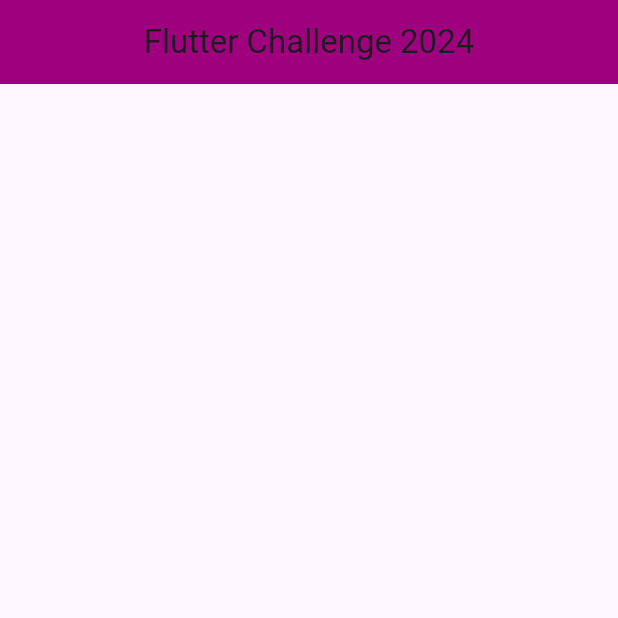
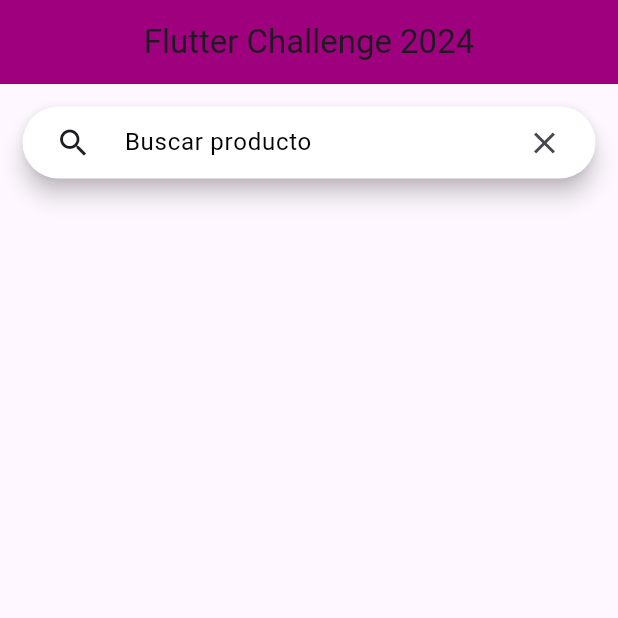
Before and after one commit to laubrener/banana_challenge, a Flutter app: the screen it shows after launch, on a phone screen of 412 x 824 dp, the top half of it. Run offline on Flutter 3.47's test engine with Material 3 defaults, Android fonts, the phone set to English and light mode, and no system bars; network calls fail.

Commit message:
getProductsByQuery

```diff
--- a/lib/models/products_model.dart
+++ b/lib/models/products_model.dart
@@ -42,7 +42,7 @@
   final int? id;
   final String? title;
   final String? description;
-  final Category? category;
+  final String? category;
   final double? price;
   final double? discountPercentage;
   final double? rating;
@@ -54,9 +54,9 @@
   final Dimensions? dimensions;
   final String? warrantyInformation;
   final String? shippingInformation;
-  final AvailabilityStatus? availabilityStatus;
+  final String? availabilityStatus;
   final List<Review>? reviews;
-  final ReturnPolicy? returnPolicy;
+  final String? returnPolicy;
   final int? minimumOrderQuantity;
   final Meta? meta;
   final List<String>? images;
@@ -95,7 +95,7 @@
         id: json["id"],
         title: json["title"],
         description: json["description"],
-        category: categoryValues.map[json["category"]]!,
+        category: json["category"],
         price: json["price"]?.toDouble(),
         discountPercentage: json["discountPercentage"]?.toDouble(),
         rating: json["rating"]?.toDouble(),
@@ -111,13 +111,12 @@
             : Dimensions.fromJson(json["dimensions"]),
         warrantyInformation: json["warrantyInformation"],
         shippingInformation: json["shippingInformation"],
-        availabilityStatus:
-            availabilityStatusValues.map[json["availabilityStatus"]]!,
+        availabilityStatus: json["availabilityStatus"],
         reviews: json["reviews"] == null
             ? []
             : List<Review>.from(
                 json["reviews"]!.map((x) => Review.fromJson(x))),
-        returnPolicy: returnPolicyValues.map[json["returnPolicy"]]!,
+        returnPolicy: json["returnPolicy"],
         minimumOrderQuantity: json["minimumOrderQuantity"],
         meta: json["meta"] == null ? null : Meta.fromJson(json["meta"]),
         images: json["images"] == null
@@ -130,7 +129,7 @@
         "id": id,
         "title": title,
         "description": description,
-        "category": categoryValues.reverse[category],
+        "category": category,
         "price": price,
         "discountPercentage": discountPercentage,
         "rating": rating,
@@ -142,12 +141,11 @@
         "dimensions": dimensions?.toJson(),
         "warrantyInformation": warrantyInformation,
         "shippingInformation": shippingInformation,
-        "availabilityStatus":
-            availabilityStatusValues.reverse[availabilityStatus],
+        "availabilityStatus": availabilityStatus,
         "reviews": reviews == null
             ? []
             : List<dynamic>.from(reviews!.map((x) => x.toJson())),
-        "returnPolicy": returnPolicyValues.reverse[returnPolicy],
+        "returnPolicy": returnPolicy,
         "minimumOrderQuantity": minimumOrderQuantity,
         "meta": meta?.toJson(),
         "images":
@@ -155,22 +153,6 @@
         "thumbnail": thumbnail,
       };
 }
-
-enum AvailabilityStatus { IN_STOCK, LOW_STOCK }
-
-final availabilityStatusValues = EnumValues({
-  "In Stock": AvailabilityStatus.IN_STOCK,
-  "Low Stock": AvailabilityStatus.LOW_STOCK
-});
-
-enum Category { BEAUTY, FRAGRANCES, FURNITURE, GROCERIES }
-
-final categoryValues = EnumValues({
-  "beauty": Category.BEAUTY,
-  "fragrances": Category.FRAGRANCES,
-  "furniture": Category.FURNITURE,
-  "groceries": Category.GROCERIES
-});
 
 class Dimensions {
   final double? width;
@@ -237,22 +219,6 @@
       };
 }
 
-enum ReturnPolicy {
-  NO_RETURN_POLICY,
-  THE_30_DAYS_RETURN_POLICY,
-  THE_60_DAYS_RETURN_POLICY,
-  THE_7_DAYS_RETURN_POLICY,
-  THE_90_DAYS_RETURN_POLICY
-}
-
-final returnPolicyValues = EnumValues({
-  "No return policy": ReturnPolicy.NO_RETURN_POLICY,
-  "30 days return policy": ReturnPolicy.THE_30_DAYS_RETURN_POLICY,
-  "60 days return policy": ReturnPolicy.THE_60_DAYS_RETURN_POLICY,
-  "7 days return policy": ReturnPolicy.THE_7_DAYS_RETURN_POLICY,
-  "90 days return policy": ReturnPolicy.THE_90_DAYS_RETURN_POLICY
-});
-
 class Review {
   final int? rating;
   final String? comment;
--- a/lib/pages/home_page.dart
+++ b/lib/pages/home_page.dart
@@ -1,8 +1,8 @@
-import 'package:banana_challenge/models/products_model.dart';
-import 'package:banana_challenge/pages/product_detail_page.dart';
-import 'package:banana_challenge/services/product_service.dart';
 import 'package:flutter/material.dart';
 import 'package:provider/provider.dart';
+import 'package:banana_challenge/pages/product_detail_page.dart';
+import 'package:banana_challenge/models/products_model.dart';
+import 'package:banana_challenge/services/product_service.dart';
 
 class HomePage extends StatefulWidget {
   const HomePage({Key? key}) : super(key: key);
@@ -13,11 +13,16 @@
 
 class _HomePageState extends State<HomePage> with TickerProviderStateMixin {
   ProductService productService = ProductService();
+  TextEditingController searchCtrl = TextEditingController();
+  List<Product>? products = [];
+  String query = '';
+  bool isEmpty = false;
 
   @override
   void initState() {
     productService = Provider.of<ProductService>(context, listen: false);
     _loadProducts();
+
     super.initState();
   }
 
@@ -27,24 +32,80 @@
     super.dispose();
   }
 
-  void _loadProducts() async {
+  Future<void> _loadProducts() async {
     await productService.getProducts();
+    products = productService.productsList;
+    query = '';
+    isEmpty = false;
     setState(() {});
   }
 
   @override
   Widget build(BuildContext context) {
-    List<Product>? products = productService.productsList;
     return Scaffold(
       appBar: AppBar(
         title: const Text('Flutter Challenge 2024'),
         centerTitle: true,
       ),
-      body: ListView.builder(
-        itemCount: products?.length,
-        itemBuilder: (context, i) {
-          return Card(product: products![i]);
-        },
+      body: Column(
+        children: [
+          Padding(
+            padding: const EdgeInsets.all(15),
+            child: SearchBar(
+              padding: const MaterialStatePropertyAll(
+                  EdgeInsets.symmetric(horizontal: 10)),
+              controller: searchCtrl,
+              hintText: 'Buscar producto',
+              leading: IconButton(
+                icon: const Icon(Icons.search_outlined),
+                onPressed: () async {
+                  await Provider.of<ProductService>(context, listen: false)
+                      .getProductsByQuery(searchCtrl.text);
+                  products = productService.productsSearchList;
+                  if (products!.isEmpty) {
+                    isEmpty = true;
+                    query = searchCtrl.text;
+                  }
+                  searchCtrl.text = '';
+                  setState(() {});
+                },
+              ),
+              trailing: [
+                IconButton(
+                    icon: const Icon(Icons.clear),
+                    onPressed: () => searchCtrl.text = '')
+              ],
+              constraints: const BoxConstraints(maxHeight: 60),
+              backgroundColor: const MaterialStatePropertyAll(Colors.white),
+              textStyle: const MaterialStatePropertyAll(
+                  TextStyle(color: Colors.black)),
+              onChanged: (value) => print(value),
+              onTap: () {
+                print('ontap: ${searchCtrl.text}');
+              },
+            ),
+          ),
+          isEmpty
+              ? Container(
+                  height: 60,
+                  alignment: Alignment.center,
+                  child: Text(
+                    'No se encontraron resultados para: "$query"',
+                    style: const TextStyle(fontSize: 16),
+                  ))
+              : Container(),
+          Expanded(
+            child: RefreshIndicator(
+              onRefresh: _loadProducts,
+              child: ListView.builder(
+                itemCount: products?.length,
+                itemBuilder: (context, i) {
+                  return Card(product: products![i]);
+                },
+              ),
+            ),
+          ),
+        ],
       ),
     );
   }
--- a/lib/services/product_service.dart
+++ b/lib/services/product_service.dart
@@ -4,6 +4,8 @@
 
 class ProductService with ChangeNotifier {
   List<Product>? productsList = [];
+  List<Product>? productsSearchList = [];
+  bool noResp = true;
   Product productDetail = Product();
   Future<List<Product>?> getProducts() async {
     Uri url = Uri.parse('https://dummyjson.com/products');
@@ -14,6 +16,18 @@
     return productsList;
   }
 
+  Future<List<Product>?> getProductsByQuery(String query) async {
+    Uri url = Uri.parse('https://dummyjson.com/products/search?q=$query');
+    final resp = await http.get(url);
+    ProductsModel products = ProductsModel.fromRawJson(resp.body);
+    productsSearchList = products.products;
+    if (productsSearchList != []) {
+      noResp = false;
+    }
+
+    return productsSearchList;
+  }
+
   Future<Product>? getProductDetail(int id) async {
     Uri url = Uri.parse('https://dummyjson.com/products/$id');
     final resp = await http.get(url);
```
